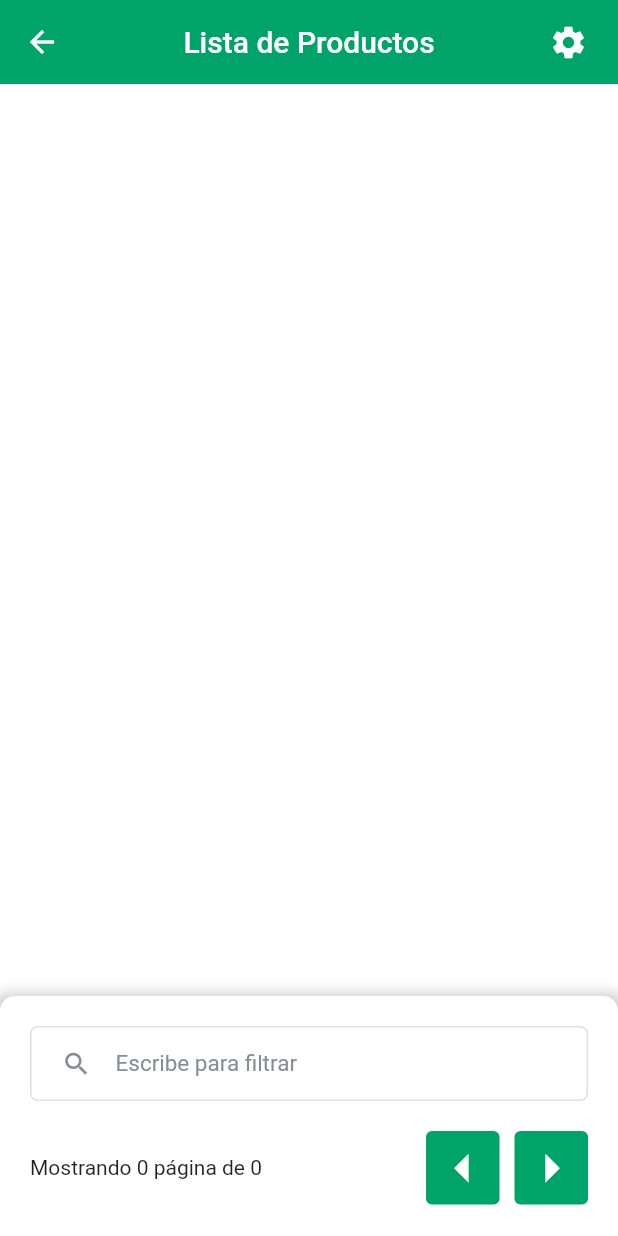
After one commit to luissince/Tique-Pos, a Flutter app: the ProductsPage screen opened by its route, on a phone screen of 412 x 824 dp. The commit adds this screen. Run offline on Flutter 3.47's test engine with Material 2 defaults, Android fonts, the phone set to English and light mode, and no system bars; our stand-ins replace cached_network_image, dio, flutter_svg, open_filex, package_info_plus, permission_handler and 2 more; missing offline and left inert: blue_thermal_printer; accounts and stored records are empty.

Commit message:
Guardando cambios

```diff
--- a/lib/network/api/api_rest.dart
+++ b/lib/network/api/api_rest.dart
@@ -8,8 +8,8 @@ class ApiRest {
 
   static void configureDio() {
     //_dio.options.baseUrl = 'https://app.tiquepos2.com/api';
-    //_dio.options.baseUrl = 'http://172.16.2.32:8000/api';
-    _dio.options.baseUrl = 'http://192.168.101.14:8000/api';
+    _dio.options.baseUrl = 'http://172.16.2.32:8000/api';
+    // _dio.options.baseUrl = 'http://192.168.101.10:8000/api';
 
     _dio.options.connectTimeout = 10000; //10s
     _dio.options.receiveTimeout = 7000;
--- a/lib/routers/router.dart
+++ b/lib/routers/router.dart
@@ -1,3 +1,5 @@
+import 'package:appsauri/ui/pages/configuration/printers/printers_page.dart';
+import 'package:appsauri/ui/pages/products/products_page.dart';
 import 'package:flutter/material.dart';
 
 import '../ui/pages/saleslist/saleslist_page.dart';
@@ -14,4 +16,6 @@ Map<String, WidgetBuilder> routers = <String, WidgetBuilder>{
   CongiturationPage.id: (_) => const CongiturationPage(),
   NewSalePage.id: (_) => const NewSalePage(),
   SalesListPage.id: (_) => const SalesListPage(),
+  PrintersPage.id: (_) => const PrintersPage(),
+  ProductsPage.id: (_) => const ProductsPage(),
 };
--- /dev/null
+++ b/lib/ui/pages/products/products_page.dart
@@ -0,0 +1,219 @@
+import 'package:flutter/material.dart';
+import 'package:provider/provider.dart';
+
+import '../../../provider/app_provider.dart';
+
+class ProductsPage extends StatefulWidget {
+  static String id = "products_page";
+  const ProductsPage({Key? key}) : super(key: key);
+
+  @override
+  State<StatefulWidget> createState() => _ProductsPageState();
+}
+
+class _ProductsPageState extends State<ProductsPage> {
+  @override
+  Widget build(BuildContext context) {
+    final appProvider = Provider.of<AppProvider>(context);
+
+    Size size = MediaQuery.of(context).size;
+
+    return Scaffold(
+      appBar: AppBar(
+        backgroundColor: const Color(0xff00a46a),
+        title: const Text(
+          "Lista de Productos",
+          style: TextStyle(
+            color: Colors.white,
+          ),
+        ),
+        elevation: 0,
+        centerTitle: true,
+        actions: [
+          Padding(
+            padding: const EdgeInsets.only(right: 20.0),
+            child: GestureDetector(
+              onTap: () {},
+              child: const Icon(
+                Icons.settings,
+                size: 26.0,
+              ),
+            ),
+          ),
+        ],
+      ),
+      backgroundColor: Colors.white,
+      body: SizedBox(
+        width: size.width,
+        height: size.height,
+        child: SafeArea(
+          child: Stack(
+            alignment: Alignment.center,
+            children: [
+              _viewWidget(),
+              _searchWidget(size),
+            ],
+          ),
+        ),
+      ),
+    );
+  }
+
+  Widget _viewWidget() {
+    return SingleChildScrollView(
+      child: Padding(
+        padding: const EdgeInsets.only(
+          top: 20,
+          left: 20,
+          right: 20,
+          bottom: 150,
+        ),
+        child: Column(
+          children: [],
+        ),
+      ),
+    );
+  }
+
+  Widget _searchWidget(Size size) {
+    return Positioned(
+      bottom: 0,
+      left: 0,
+      width: size.width,
+      height: 160,
+      child: Container(
+        padding: const EdgeInsets.all(20.0),
+        decoration: BoxDecoration(
+          color: Colors.white,
+          borderRadius: const BorderRadius.only(
+            topLeft: Radius.circular(10),
+            topRight: Radius.circular(10),
+          ),
+          boxShadow: [
+            BoxShadow(
+              color: Colors.grey.withOpacity(0.5),
+              spreadRadius: 5,
+              blurRadius: 7,
+              offset: const Offset(0, 3),
+            ),
+          ],
+        ),
+        child: SingleChildScrollView(
+          child: Column(
+            children: [
+              Column(
+                children: [
+                  Container(
+                    padding: const EdgeInsets.symmetric(
+                      horizontal: 20,
+                      vertical: 0,
+                    ),
+                    width: size.width,
+                    decoration: BoxDecoration(
+                      color: const Color(0xffffffff),
+                      borderRadius: BorderRadius.circular(5.0),
+                      border: Border.all(
+                        color: const Color(0xffe0e0e0),
+                      ),
+                    ),
+                    child: TextFormField(
+                      // controller: busquedaController,
+                      onChanged: (String value) {
+                        // if (value.isEmpty) return;
+
+                        // if (loading) return;
+
+                        // setState(() {
+                        //   paginacion = 1;
+                        // });
+
+                        // _onLoadVentas(1, value);
+
+                        // setState(() {
+                        //   opcion = 1;
+                        // });
+                      },
+                      style: const TextStyle(
+                        fontSize: 15,
+                        fontWeight: FontWeight.w500,
+                      ),
+                      decoration: const InputDecoration(
+                        icon: Icon(
+                          Icons.search,
+                          size: 20,
+                          color: Color(0xff868d96),
+                        ),
+                        hintText: "Escribe para filtrar",
+                        hintStyle: TextStyle(
+                          color: Color(0xff868d96),
+                          fontWeight: FontWeight.normal,
+                        ),
+                        border: InputBorder.none,
+                      ),
+                    ),
+                  ),
+                ],
+              ),
+              const SizedBox(
+                height: 20,
+              ),
+              Row(
+                mainAxisAlignment: MainAxisAlignment.spaceBetween,
+                children: [
+                  Text("Mostrando 0 página de 0"),
+                  Row(
+                    children: [
+                      ElevatedButton(
+                        onPressed: () {},
+                        style: ElevatedButton.styleFrom(
+                          elevation: 0,
+                          backgroundColor: const Color(0xff00a46a),
+                          // primary: const Color(0xff00a46a),
+                          foregroundColor: const Color(0xffffffff),
+                          // onPrimary: const Color(0xffffffff),
+                          disabledBackgroundColor: Colors.transparent,
+                          // onSurface: Colors.transparent,
+                          shadowColor: Colors.transparent,
+                          minimumSize: const Size(0, 0),
+                          padding: const EdgeInsets.all(2.0),
+                        ),
+                        child: const Icon(
+                          Icons.arrow_left,
+                          color: Colors.white,
+                          size: 45,
+                        ),
+                      ),
+                      const SizedBox(
+                        width: 10,
+                      ),
+                      ElevatedButton(
+                        onPressed: () {},
+                        style: ElevatedButton.styleFrom(
+                          elevation: 0,
+                          backgroundColor: const Color(0xff00a46a),
+                          // primary: const Color(0xff00a46a),
+                          foregroundColor: const Color(0xffffffff),
+                          // onPrimary: const Color(0xffffffff),
+                          disabledBackgroundColor: Colors.transparent,
+                          // onSurface: Colors.transparent,
+                          shadowColor: Colors.transparent,
+                          minimumSize: const Size(0, 0),
+                          padding: const EdgeInsets.all(2.0),
+                        ),
+                        child: const Icon(
+                          Icons.arrow_right,
+                          color: Colors.white,
+                          size: 45,
+                        ),
+                      ),
+                    ],
+                  )
+                ],
+              ),
+            ],
+          ),
+        ),
+      ),
+    );
+  }
+}
--- a/lib/ui/pages/splash/splash_page.dart
+++ b/lib/ui/pages/splash/splash_page.dart
@@ -198,8 +198,8 @@ class _SplashPageState extends State<SplashPage> {
 
         prefs.setString("idusuario", "${user["idusuario"]}");
         prefs.setString("token", response.data["token"]);
-        prefs.setString("email", prefs.getString("email")!);
-        prefs.setString("password", prefs.getString("password")!);
+        prefs.setString("email", payload["email"]);
+        prefs.setString("password", payload["password"]);
 
         appProvider!.isLoading = true;
         appProvider!.isSignout = false;
```
Also changed, not shown: lib/ui/components/alert.dart (+30 -8 lines), lib/ui/pages/configuration/configuration_page.dart (+65 -17 lines), lib/ui/pages/configuration/printers/printers_page.dart (added, +150 -0 lines), lib/ui/pages/configuration/widget/box_option_widget.dart (+9 -3 lines), lib/ui/pages/home/home_page.dart (+9 -2 lines), lib/ui/pages/home/widget/box_option_widget.dart (+7 -3 lines), lib/ui/pages/login/widget/button_whatsapp_widget.dart (+6 -4 lines), lib/ui/pages/newsale/newsale_page.dart (+10 -5 lines), lib/ui/pages/saleslist/saleslist_page.dart (+40 -29 lines), pubspec.yaml (+6 -2 lines), assets/whatsapp.svg (added), pubspec.lock, 5 other files.
